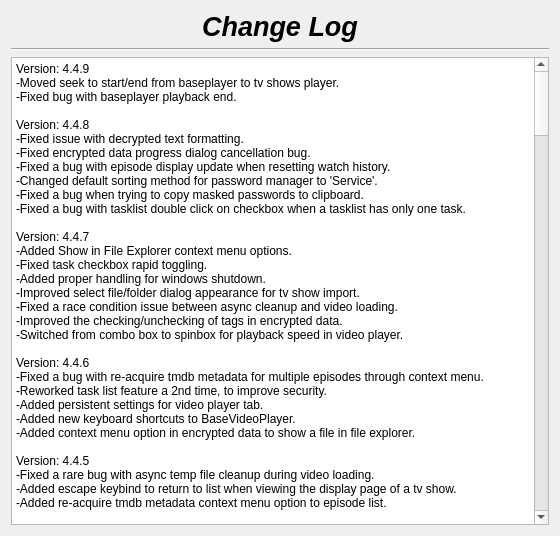
This is changelog.ui in therealMaPMaKeR/MMDiary as Qt 5 draws it before an edit. The edited form follows.
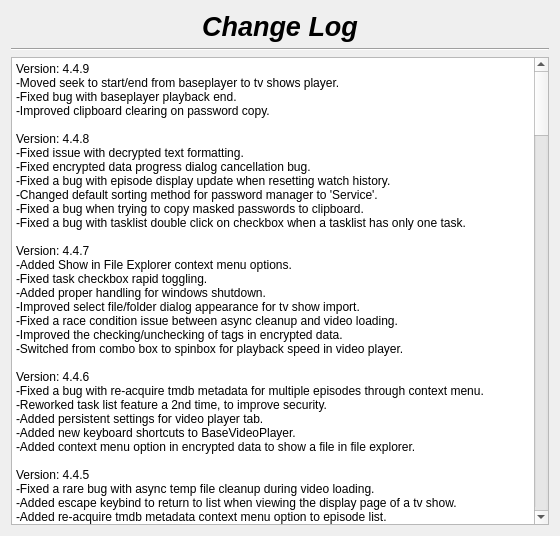
This is the edited form.

Commit message: improved clipboard clearing for password

What changed in the file:
```diff
--- a/changelog.ui
+++ b/changelog.ui
@@ -56,7 +56,7 @@
 li.checked::marker { content: &quot;\2612&quot;; }
 &lt;/style&gt;&lt;/head&gt;&lt;body style=&quot; font-family:'Segoe UI'; font-size:9pt; font-weight:400; font-style:normal;&quot;&gt;
 &lt;p style=&quot; margin-top:0px; margin-bottom:0px; margin-left:0px; margin-right:0px; -qt-block-indent:0; text-indent:0px;&quot;&gt;Version: 4.4.9&lt;br /&gt;-Moved seek to start/end from baseplayer to tv shows player.&lt;/p&gt;
-&lt;p style=&quot; margin-top:0px; margin-bottom:0px; margin-left:0px; margin-right:0px; -qt-block-indent:0; text-indent:0px;&quot;&gt;-Fixed bug with baseplayer playback end.&lt;br /&gt;&lt;br /&gt;Version: 4.4.8&lt;br /&gt;-Fixed issue with decrypted text formatting.&lt;/p&gt;
+&lt;p style=&quot; margin-top:0px; margin-bottom:0px; margin-left:0px; margin-right:0px; -qt-block-indent:0; text-indent:0px;&quot;&gt;-Fixed bug with baseplayer playback end.&lt;br /&gt;-Improved clipboard clearing on password copy.&lt;br /&gt;&lt;br /&gt;Version: 4.4.8&lt;br /&gt;-Fixed issue with decrypted text formatting.&lt;/p&gt;
 &lt;p style=&quot; margin-top:0px; margin-bottom:0px; margin-left:0px; margin-right:0px; -qt-block-indent:0; text-indent:0px;&quot;&gt;-Fixed encrypted data progress dialog cancellation bug.&lt;/p&gt;
 &lt;p style=&quot; margin-top:0px; margin-bottom:0px; margin-left:0px; margin-right:0px; -qt-block-indent:0; text-indent:0px;&quot;&gt;-Fixed a bug with episode display update when resetting watch history.&lt;br /&gt;-Changed default sorting method for password manager to 'Service'.&lt;br /&gt;-Fixed a bug when trying to copy masked passwords to clipboard.&lt;br /&gt;-Fixed a bug with tasklist double click on checkbox when a tasklist has only one task.&lt;/p&gt;
 &lt;p style=&quot;-qt-paragraph-type:empty; margin-top:0px; margin-bottom:0px; margin-left:0px; margin-right:0px; -qt-block-indent:0; text-indent:0px;&quot;&gt;&lt;br /&gt;&lt;/p&gt;
```
The commit also changes 4 other files.
